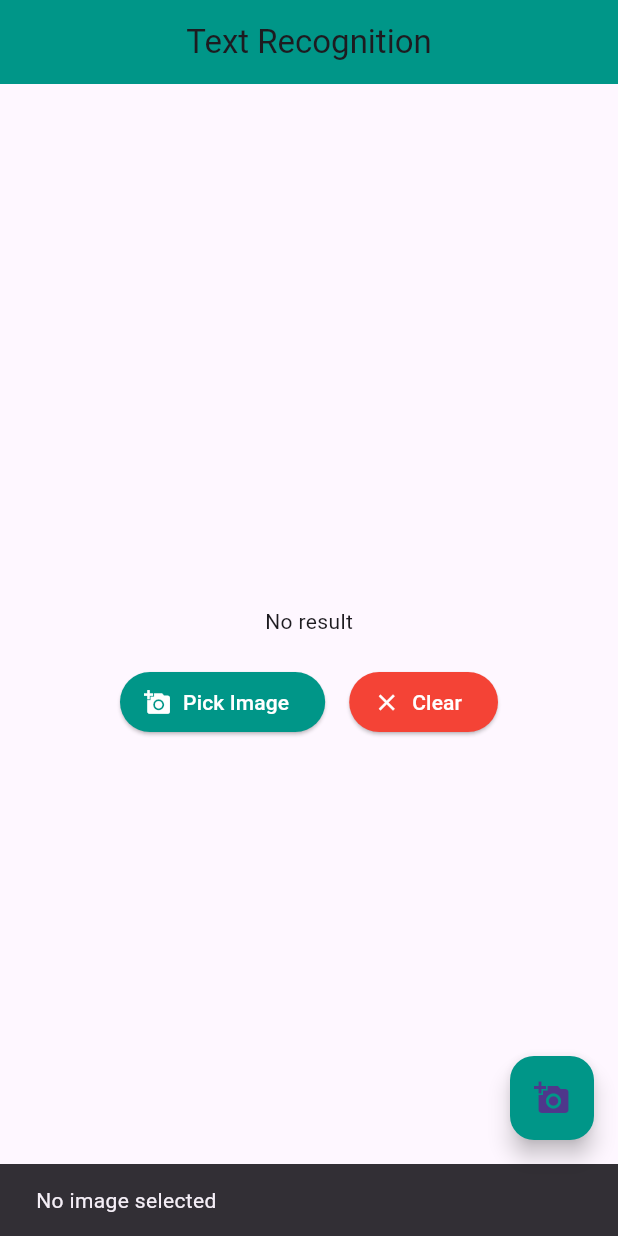
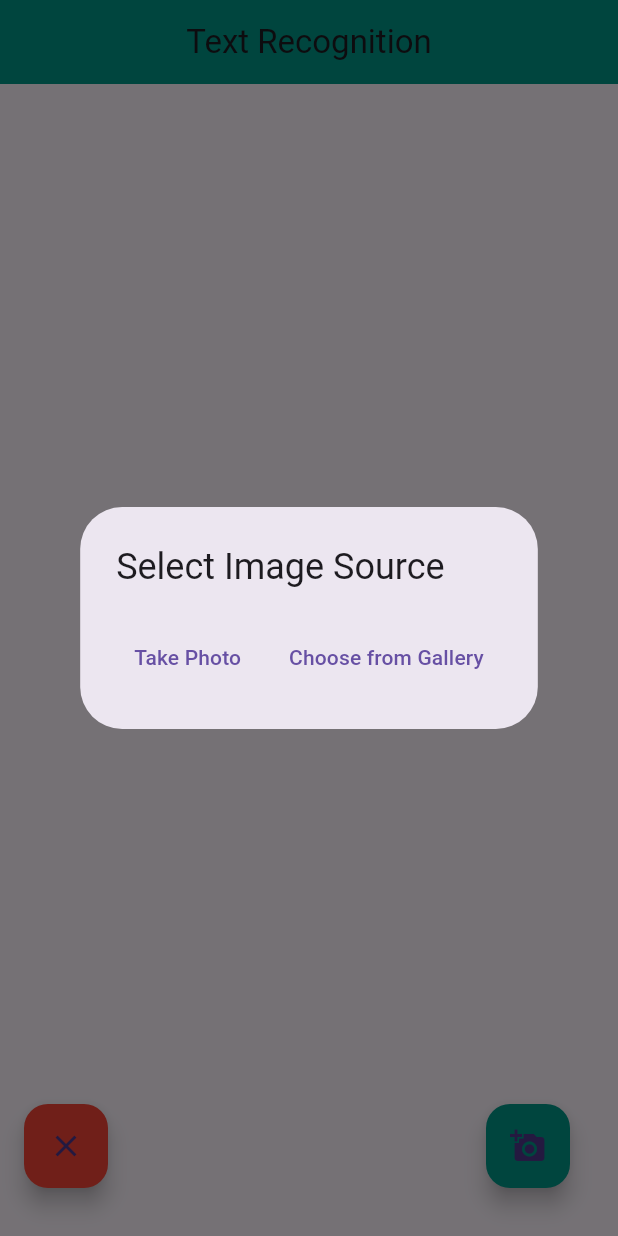
Before and after one commit to prabashwara65/Flutter-Ml, a Flutter app: the screen it shows after launch, after a tap on the "add a photo" icon, on a phone screen of 412 x 824 dp. Run offline on Flutter 3.47's test engine with Material 3 defaults, Android fonts, the phone set to English and light mode, and no system bars; our stand-ins replace image_picker; missing offline and left inert: google_mlkit_text_recognition.

Commit message:
fixing buttons

```diff
--- a/lib/screens/home_page.dart
+++ b/lib/screens/home_page.dart
@@ -30,22 +30,66 @@ class _HomePageState extends State<HomePage> {
             if (selectedMedia != null) _buildImagePreview(),
             const SizedBox(height: 16),
             _buildExtractTextView(),
-            const SizedBox(height: 20),
-            _buildActionButtons(),
           ],
         ),
       ),
-      floatingActionButton: FloatingActionButton(
-        onPressed: _pickImage,
-        child: const Icon(Icons.add_a_photo),
-        backgroundColor: Colors.teal,
+      floatingActionButton: Stack(
+        children: [
+          Positioned(
+            bottom: 16,
+            left: 16, // Add margin from the left
+            child: Padding(
+              padding: const EdgeInsets.only(left: 16.0), // Additional margin
+              child: FloatingActionButton(
+                onPressed: () {
+                  setState(() {
+                    selectedMedia = null;
+                    extractedText = null;
+                  });
+                },
+                child: const Icon(Icons.clear),
+                backgroundColor: Colors.red,
+              ),
+            ),
+          ),
+          Positioned(
+            bottom: 16,
+            right: 16,
+            child: FloatingActionButton(
+              onPressed: _pickImage,
+              child: const Icon(Icons.add_a_photo),
+              backgroundColor: Colors.teal,
+            ),
+          ),
+        ],
       ),
     );
   }
 
   Future<void> _pickImage() async {
     final picker = ImagePicker();
-    final pickedFile = await picker.pickImage(source: ImageSource.gallery);
+    final pickedFile = await showDialog<XFile?>(
+      context: context,
+      builder: (context) => AlertDialog(
+        title: const Text('Select Image Source'),
+        actions: [
+          TextButton(
+            onPressed: () async {
+              final pickedFile = await picker.pickImage(source: ImageSource.camera);
+              Navigator.of(context).pop(pickedFile);
+            },
+            child: const Text('Take Photo'),
+          ),
+          TextButton(
+            onPressed: () async {
+              final pickedFile = await picker.pickImage(source: ImageSource.gallery);
+              Navigator.of(context).pop(pickedFile);
+            },
+            child: const Text('Choose from Gallery'),
+          ),
+        ],
+      ),
+    );
 
     if (pickedFile != null) {
       final file = File(pickedFile.path);
@@ -159,36 +203,6 @@ class _HomePageState extends State<HomePage> {
     );
   }
 
-  Widget _buildActionButtons() {
-    return Row(
-      mainAxisAlignment: MainAxisAlignment.center,
-      children: [
-        ElevatedButton.icon(
-          onPressed: _pickImage,
-          icon: const Icon(Icons.add_a_photo),
-          label: const Text('Pick Image'),
-          style: ElevatedButton.styleFrom(
-            foregroundColor: Colors.white, backgroundColor: Colors.teal,
-          ),
-        ),
-        const SizedBox(width: 16),
-        ElevatedButton.icon(
-          onPressed: () {
-            setState(() {
-              selectedMedia = null;
-              extractedText = null;
-            });
-          },
-          icon: const Icon(Icons.clear),
-          label: const Text('Clear'),
-          style: ElevatedButton.styleFrom(
-            foregroundColor: Colors.white, backgroundColor: Colors.red,
-          ),
-        ),
-      ],
-    );
-  }
-
   Future<void> _extractText(File file) async {
     final textRecognizer = TextRecognizer(
       script: TextRecognitionScript.latin,
```
